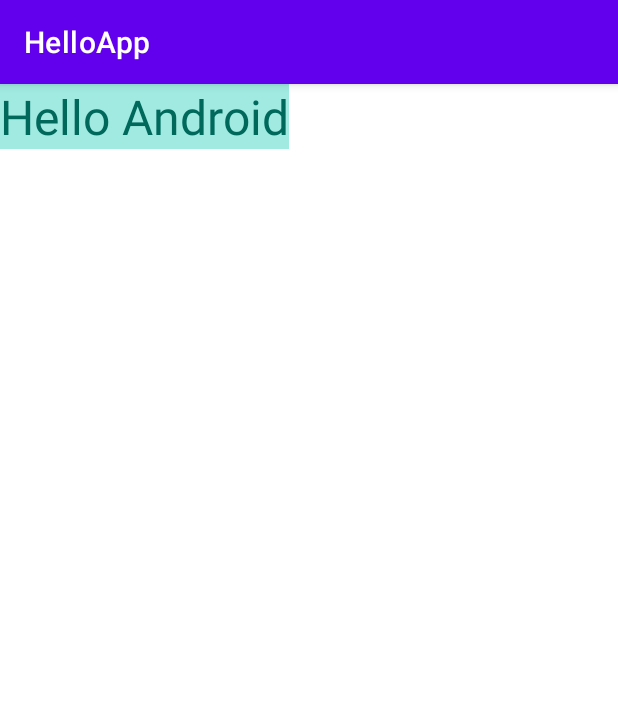
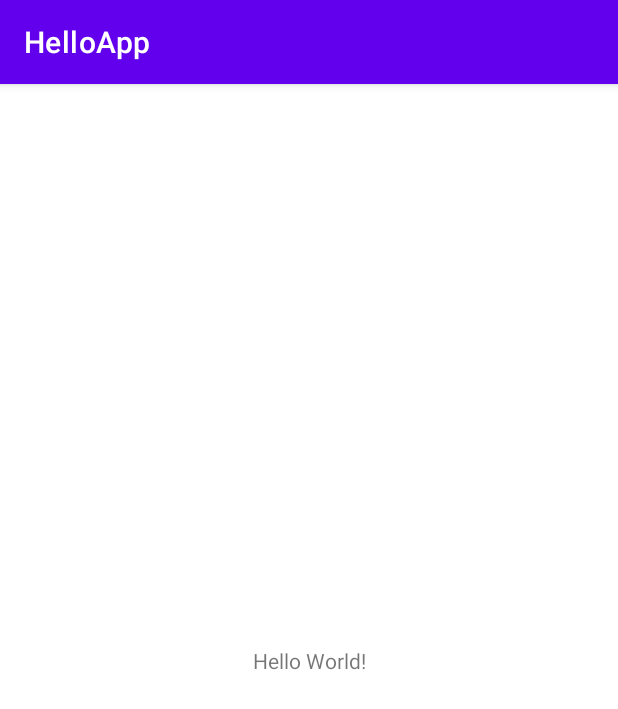
Before and after one commit to dannnik4/HelloAppAndroid, an Android app: the screen it shows after launch (MainActivity), on a phone screen of 412 x 824 dp. Shown: the top 709 px of the screen. Run offline under Robolectric (Android 15) with nearby library versions, the phone set to English and light mode, and no system bars.

Commit message:
Update MainActivity.java

```diff
--- a/app/src/main/java/com/example/helloapp/MainActivity.java
+++ b/app/src/main/java/com/example/helloapp/MainActivity.java
@@ -33,17 +33,22 @@ import android.widget.DatePicker;
 import android.widget.TimePicker;
 import android.widget.SeekBar;
 import android.content.res.Resources;
+
 import java.util.Calendar;
 import java.util.Locale;
 
+import android.util.Log;
+
 public class MainActivity extends AppCompatActivity {
+
+    private final static String TAG = "MainActivity";
 
     //EditText editText;
     //TextView textView;
     @Override
     protected void onCreate(Bundle savedInstanceState) {
         super.onCreate(savedInstanceState);
-        setContentView(R.layout.colors_layout);
+        setContentView(R.layout.activity_main);
 
     // создание TextView
     //TextView textView = new TextView(this);
@@ -800,30 +805,68 @@ public class MainActivity extends AppCompatActivity {
 //        setContentView(constraintLayout);
 
 
-        // получаем ресурсы
-        Resources resources = getResources();
-        int textColor = resources.getColor(R.color.textViewFontColor,  null);
-        int backgroundColor = resources.getColor(R.color.textViewBackColor,  null);
+//        // получаем ресурсы
+//        Resources resources = getResources();
+//        int textColor = resources.getColor(R.color.textViewFontColor,  null);
+//        int backgroundColor = resources.getColor(R.color.textViewBackColor,  null);
+//
+//        ConstraintLayout constraintLayout = new ConstraintLayout(this);
+//
+//        ConstraintLayout.LayoutParams layoutParams = new ConstraintLayout.LayoutParams
+//                (ConstraintLayout.LayoutParams.WRAP_CONTENT , ConstraintLayout.LayoutParams.WRAP_CONTENT);
+//        layoutParams.leftToLeft = ConstraintLayout.LayoutParams.PARENT_ID;
+//        layoutParams.topToTop = ConstraintLayout.LayoutParams.PARENT_ID;
+//
+//        TextView textView = new TextView(this);
+//        textView.setText("Hello Android");
+//        textView.setTextSize(32);
+//
+//        // используем ресурсы color
+//        textView.setTextColor(textColor);
+//        textView.setBackgroundColor(backgroundColor);
+//
+//        textView.setLayoutParams(layoutParams);
+//        constraintLayout.addView(textView);
+//
+//        setContentView(constraintLayout);
 
-        ConstraintLayout constraintLayout = new ConstraintLayout(this);
+        Log.d(TAG, "onCreate");
+    }
 
-        ConstraintLayout.LayoutParams layoutParams = new ConstraintLayout.LayoutParams
-                (ConstraintLayout.LayoutParams.WRAP_CONTENT , ConstraintLayout.LayoutParams.WRAP_CONTENT);
-        layoutParams.leftToLeft = ConstraintLayout.LayoutParams.PARENT_ID;
-        layoutParams.topToTop = ConstraintLayout.LayoutParams.PARENT_ID;
+    @Override
+    protected void onDestroy() {
+        super.onDestroy();
+        Log.d(TAG, "onDestroy");
+    }
 
-        TextView textView = new TextView(this);
-        textView.setText("Hello Android");
-        textView.setTextSize(32);
+    @Override
+    protected void onStop() {
+        super.onStop();
+        Log.d(TAG, "onStop");
+    }
 
-        // используем ресурсы color
-        textView.setTextColor(textColor);
-        textView.setBackgroundColor(backgroundColor);
+    @Override
+    protected void onStart() {
+        super.onStart();
+        Log.d(TAG, "onStart");
+    }
 
-        textView.setLayoutParams(layoutParams);
-        constraintLayout.addView(textView);
+    @Override
+    protected void onPause() {
+        super.onPause();
+        Log.d(TAG, "onPause");
+    }
 
-        setContentView(constraintLayout);
+    @Override
+    protected void onResume() {
+        super.onResume();
+        Log.d(TAG, "onResume");
+    }
+
+    @Override
+    protected void onRestart() {
+        super.onRestart();
+        Log.d(TAG, "onRestart");
+    }
 
 }
-}
```
Lines whose indentation alone changed are shown as unchanged.
